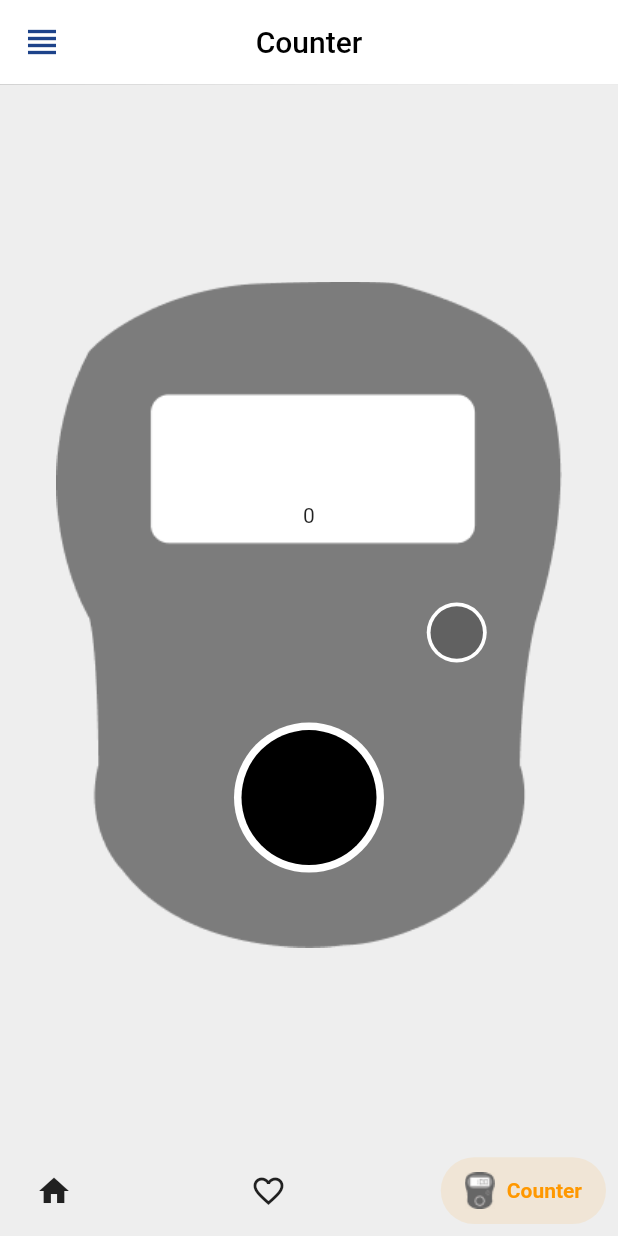
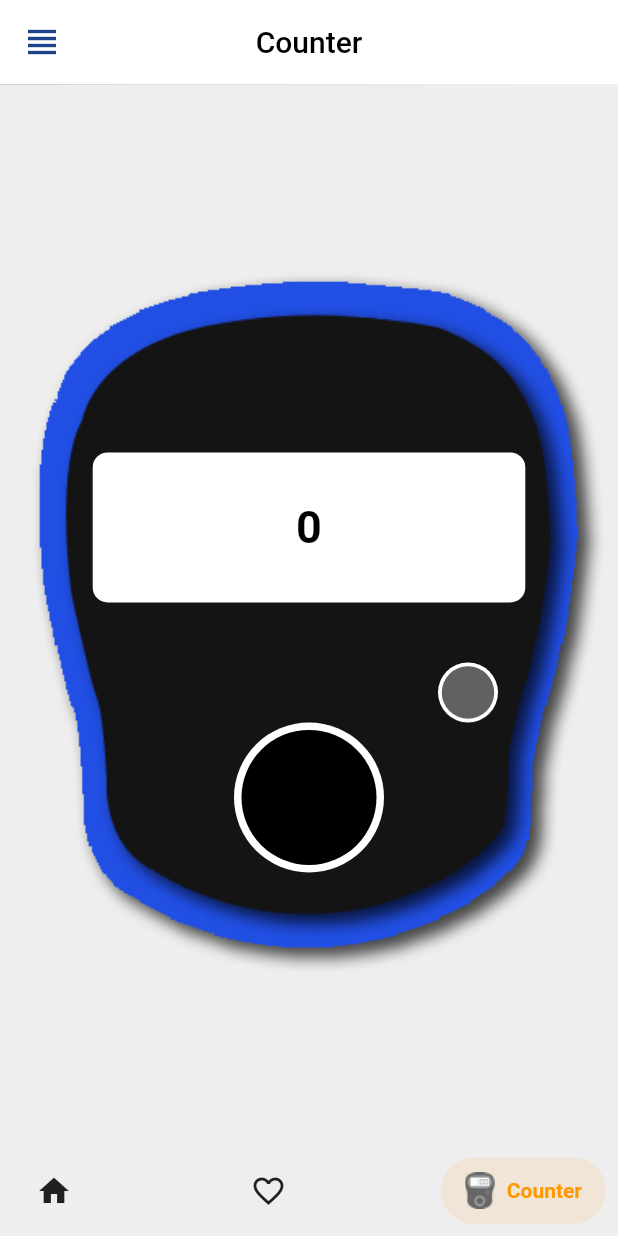
Before and after one commit to mushthakhahmd/sabeel_ul_falah, a Flutter app: the screen it shows after launch, item 3 of the bottom bar chosen, on a phone screen of 412 x 824 dp. Run offline on Flutter 3.47's test engine with Material 3 defaults, Android fonts, the phone set to English and light mode, and no system bars; drawn by our look-alikes of salomon_bottom_bar; our stand-ins replace easy_localization, flutter_phoenix, fluttertoast, google_fonts, share_plus, shared_preferences and 1 more; missing offline and left inert: easy_pdf_viewer, favorite_button; accounts and stored records are empty.

Commit message:
some changes

```diff
--- a/assets/translations/ml-IN.json
+++ b/assets/translations/ml-IN.json
@@ -1,10 +1,10 @@
 {
-  "home": "വീട്",
+  "home": "ഹോം",
   "about_us": "ഞങ്ങളേക്കുറിച്ച്",
   "notification": "അറിയിപ്പ്",
   "share": "പങ്കിടുക",
   "counter": "കൗണ്ടർ",
   "search_by_title": "ശീർഷകം അനുസരിച്ച് തിരയുക",
-  "saved": "രക്ഷിച്ചു",
+  "saved": "ഫേവറേറ്റ് ",
   "categories": "വിഭാഗങ്ങൾ"
 }
--- a/lib/counter.dart
+++ b/lib/counter.dart
@@ -47,18 +47,36 @@ class _counterState extends State<CounterView> {
         child: Stack(
           alignment: Alignment.center,
           children: [
-            Image.asset("assets/other/counter_home.png"),
+            Image.asset(
+              width: MediaQuery.of(context).size.width,
+              height: MediaQuery.of(context).size.height * .66,
+              "assets/other/counter_new.png",
+              fit: BoxFit.cover,
+            ),
             Positioned(
               bottom: 280,
               //right: 0,
-              child: Text(
-                _counter.toString(),
-                textAlign: TextAlign.center,
+              child: Container(
+                height: 100,
+                width: MediaQuery.of(context).size.width * .7,
+                decoration: BoxDecoration(
+                    color: Colors.white,
+                    borderRadius: BorderRadius.circular(10)),
+                child: Center(
+                  child: Text(
+                    _counter.toString(),
+                    textAlign: TextAlign.center,
+                    style: TextStyle(
+                        color: Colors.black,
+                        fontWeight: FontWeight.bold,
+                        fontSize: 30),
+                  ),
+                ),
               ),
             ),
             Positioned(
-              bottom: 190,
-              right: 50,
+              bottom: 200,
+              right: 80,
               child: InkWell(
                 onTap: () {
                   _counter = 0;
@@ -82,7 +100,7 @@ class _counterState extends State<CounterView> {
               ),
             ),
             Positioned(
-              bottom: 50,
+              bottom: 100,
               child: GestureDetector(
                 onTap: () {
                   _incrementCounter();
--- a/lib/db/db_function.dart
+++ b/lib/db/db_function.dart
@@ -43,7 +43,7 @@ Future<void> getCount() async {
 }
 
 Future updateData2() async {
-  await _db.rawQuery(' UPDATE Items SET  malayalam_text =?  WHERE   id = ?',
+  await _db.rawQuery('UPDATE Items SET  malayalam_text =?  WHERE   id = ?',
       ['ഉണര് ന്നതിന് ശേഷം ദുവാ', 1]);
 }
 
--- a/lib/widgets/drawer_widget.dart
+++ b/lib/widgets/drawer_widget.dart
@@ -6,6 +6,7 @@ import 'package:sabeel/about_us.dart';
 import 'package:sabeel/home.dart';
 
 import 'package:sabeel/state/provider.dart';
+import 'package:share_plus/share_plus.dart';
 
 class DrawarWidget extends StatelessWidget {
   const DrawarWidget({
@@ -102,6 +103,11 @@ class DrawarWidget extends StatelessWidget {
                 Icons.share,
                 color: Color(0xff1D438A),
               ),
+              onTap: () {
+                Share.share(
+                    'https://play.google.com/store/apps/details?id=com.sabeel.falah',
+                    subject: 'Sabeel-ul Falah');
+              },
               title: Text(
                 'share'.tr(),
                 style: TextStyle(fontWeight: FontWeight.w500),
--- a/pubspec.yaml
+++ b/pubspec.yaml
@@ -42,6 +42,7 @@ dependencies:
   easy_localization: ^3.0.5
   provider: ^6.1.2
   flutter_phoenix: ^1.1.1
+  share_plus: ^7.2.1
 
   # The following adds the Cupertino Icons font to your application.
   # Use with the CupertinoIcons class for iOS style icons.
```
Also changed, not shown: assets/other/counter_new.png (added), pubspec.lock, 1 other file.
